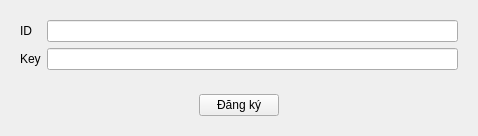
The window that LMS/HxRegisterDialog.ui (VanDuongPCB/desktop-laser-marking-system) describes before a commit, drawn with Qt 5.
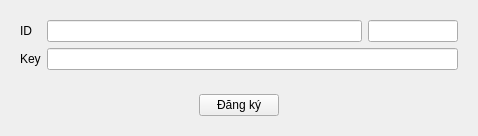
The same window after the commit.

Patch:
```diff
--- a/LMS/HxRegisterDialog.ui
+++ b/LMS/HxRegisterDialog.ui
@@ -46,6 +46,13 @@
      </property>
     </widget>
    </item>
+   <item row="0" column="1">
+    <widget class="QLineEdit" name="txtID">
+     <property name="readOnly">
+      <bool>true</bool>
+     </property>
+    </widget>
+   </item>
    <item row="0" column="0">
     <widget class="QLabel" name="label">
      <property name="text">
@@ -53,10 +60,35 @@
      </property>
     </widget>
    </item>
-   <item row="1" column="1">
+   <item row="0" column="2">
+    <widget class="QLineEdit" name="txtVersion">
+     <property name="sizePolicy">
+      <sizepolicy hsizetype="Fixed" vsizetype="Fixed">
+       <horstretch>0</horstretch>
+       <verstretch>0</verstretch>
+      </sizepolicy>
+     </property>
+     <property name="minimumSize">
+      <size>
+       <width>80</width>
+       <height>0</height>
+      </size>
+     </property>
+     <property name="maximumSize">
+      <size>
+       <width>90</width>
+       <height>16777215</height>
+      </size>
+     </property>
+     <property name="readOnly">
+      <bool>true</bool>
+     </property>
+    </widget>
+   </item>
+   <item row="1" column="1" colspan="2">
     <widget class="QLineEdit" name="txtKey"/>
    </item>
-   <item row="3" column="0" colspan="2">
+   <item row="3" column="0" colspan="3">
     <layout class="QHBoxLayout" name="horizontalLayout">
      <item>
       <spacer name="horizontalSpacer">
@@ -96,13 +128,6 @@
      </item>
     </layout>
    </item>
-   <item row="0" column="1">
-    <widget class="QLineEdit" name="txtID">
-     <property name="readOnly">
-      <bool>true</bool>
-     </property>
-    </widget>
-   </item>
   </layout>
  </widget>
  <resources/>
```
